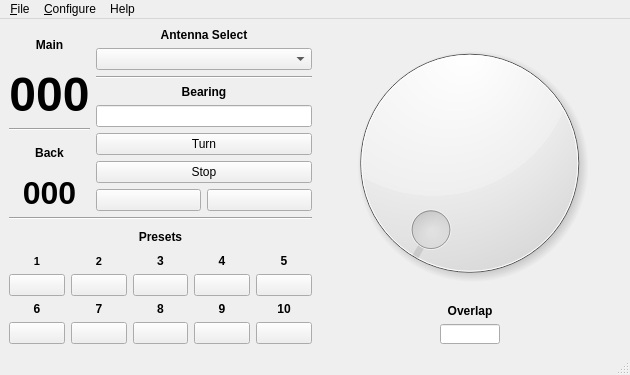
The window that mqt/MqtRotator/rotatormainwindow.ui (zsteva/backup-minos2) describes before a commit, drawn with Qt 5.
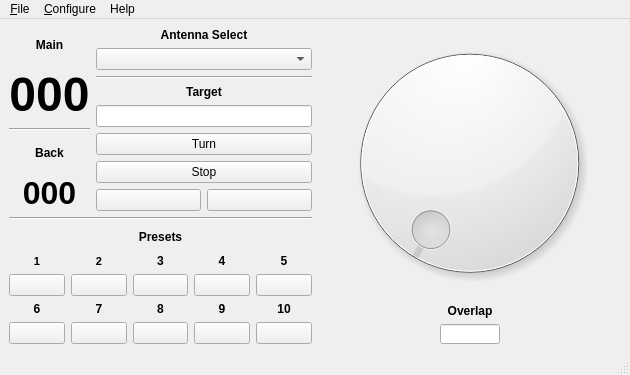
The same window after the commit. Custom widgets are drawn as their Qt base class.

The edit to the form file:
```diff
--- a/mqt/MqtRotator/rotatormainwindow.ui
+++ b/mqt/MqtRotator/rotatormainwindow.ui
@@ -149,7 +149,7 @@
                  </font>
                 </property>
                 <property name="text">
-                 <string>Bearing</string>
+                 <string>Target</string>
                 </property>
                 <property name="alignment">
                  <set>Qt::AlignCenter</set>
```
